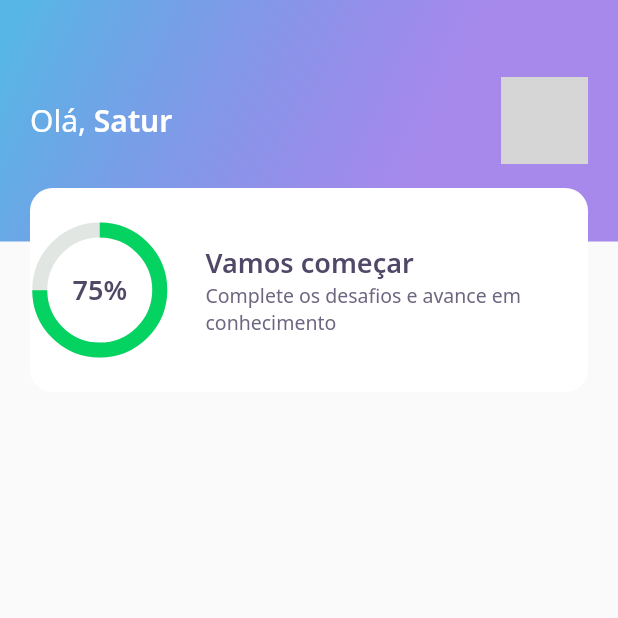
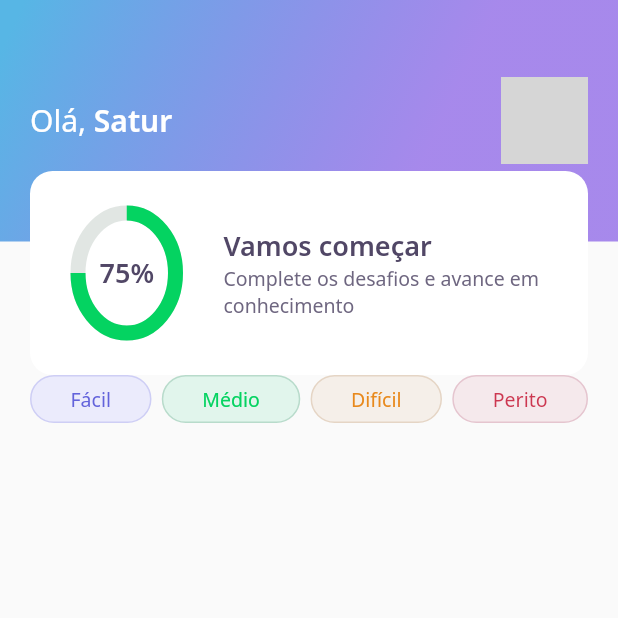
Before and after one commit to tiagosatur/devquizflutter, a Flutter app: the screen it shows after launch, on a phone screen of 412 x 824 dp, the top half of it. Run offline on Flutter 3.47's test engine with Material 2 defaults, Android fonts, the phone set to English and light mode, and no system bars; our stand-ins replace google_fonts; network calls fail; grey boxes are pictures that could not be loaded.

Commit message:
Add level button widget

```diff
--- a/lib/home/home_page.dart
+++ b/lib/home/home_page.dart
@@ -1,4 +1,5 @@
 import 'package:devquizflutter/home/widgets/appbar/appbar_widget.dart';
+import 'package:devquizflutter/home/widgets/level_button/level_button_widget.dart';
 import 'package:flutter/material.dart';
 
 class HomePage extends StatefulWidget {
@@ -11,6 +12,27 @@ class _HomePageState extends State<HomePage> {
   Widget build(BuildContext context) {
     return Scaffold(
       appBar: AppBarWidget(),
+      body: Padding(
+        padding: const EdgeInsets.symmetric(horizontal: 20),
+        child: Row(
+          mainAxisAlignment: MainAxisAlignment.spaceBetween,
+
+          children: [
+            LevelButtonWidget(
+              label: 'Fácil'
+            ),
+            LevelButtonWidget(
+              label: 'Médio'
+            ),
+            LevelButtonWidget(
+              label: 'Difícil'
+            ),
+            LevelButtonWidget(
+              label: 'Perito'
+            ),
+          ],
+        ),
+      )
     );
   }
 }
--- a/lib/home/widgets/appbar/appbar_widget.dart
+++ b/lib/home/widgets/appbar/appbar_widget.dart
@@ -38,7 +38,7 @@ class AppBarWidget extends PreferredSize {
               ),
             ),
             Align(
-              alignment: Alignment(0.0, 1.2),
+              alignment: Alignment(0.0, 1.0),
               child: ScoreCardWidget())
           ],
         )
--- a/lib/home/widgets/chart/chart_widget.dart
+++ b/lib/home/widgets/chart/chart_widget.dart
@@ -5,7 +5,9 @@ import 'package:flutter/material.dart';
 class ChartWidget extends StatelessWidget {
   @override
   Widget build(BuildContext context) {
-    return Container(
+    return Padding(
+      padding: const EdgeInsets.all(8.0),
+      child: Container(
         height: 80,
         width: 80,
         child: Stack(
@@ -28,9 +30,9 @@ class ChartWidget extends StatelessWidget {
                 style: AppTextStyles.heading
               )
             )
-
           ],
         )
+      ),
     );
   }
 }
--- /dev/null
+++ b/lib/home/widgets/level_button/level_button_widget.dart
@@ -0,0 +1,57 @@
+import 'package:devquizflutter/core/app_colors.dart';
+import 'package:flutter/material.dart';
+import 'package:google_fonts/google_fonts.dart';
+
+class LevelButtonWidget extends StatelessWidget {
+  final String label;
+  LevelButtonWidget({Key? key, required this.label})
+      : assert(["Fácil", "Médio", "Difícil", "Perito"].contains(label)),
+        super(key: key);
+
+  final config = {
+    "Fácil": {
+      "color": AppColors.levelButtonFacil,
+      "borderColor": AppColors.levelButtonBorderFacil,
+      "fontColor": AppColors.levelButtonTextFacil,
+    },
+    "Médio": {
+      "color": AppColors.levelButtonMedio,
+      "borderColor": AppColors.levelButtonBorderMedio,
+      "fontColor": AppColors.levelButtonTextMedio,
+    },
+    "Difícil": {
+      "color": AppColors.levelButtonDificil,
+      "borderColor": AppColors.levelButtonBorderDificil,
+      "fontColor": AppColors.levelButtonTextDificil,
+    },
+    "Perito": {
+      "color": AppColors.levelButtonPerito,
+      "borderColor": AppColors.levelButtonBorderPerito,
+      "fontColor": AppColors.levelButtonTextPerito,
+    },
+  };
+
+  Color get color => config[label]!['color']!;
+  Color get borderColor => config[label]!['borderColor']!;
+  Color get fontColor => config[label]!['fontColor']!;
+
+  @override
+  Widget build(BuildContext context) {
+    return Container(
+        decoration: BoxDecoration(
+          color: color,
+          border: Border.fromBorderSide(
+            BorderSide(color: borderColor),
+          ),
+          borderRadius: BorderRadius.circular(28),
+        ),
+        child: Padding(
+          padding: const EdgeInsets.symmetric(horizontal: 26, vertical: 6),
+          child: Text(label,
+              style: GoogleFonts.notoSans(
+                color: fontColor,
+                fontSize: 13,
+              )),
+        ));
+  }
+}
--- a/lib/home/widgets/score_card/score_card_widget.dart
+++ b/lib/home/widgets/score_card/score_card_widget.dart
@@ -14,7 +14,10 @@ class ScoreCardWidget extends StatelessWidget {
           color: AppColors.white,
           borderRadius: BorderRadius.circular(15)
         ),
+        child: Padding(
+          padding: const EdgeInsets.symmetric(horizontal: 24),
           child: Row(
+
             crossAxisAlignment: CrossAxisAlignment.center,
             children: [
               Expanded(
@@ -36,6 +39,7 @@ class ScoreCardWidget extends StatelessWidget {
                 ),
               )
             ],
+          ),
         )
       ),
     );
```
Lines whose indentation alone changed are shown as unchanged.
